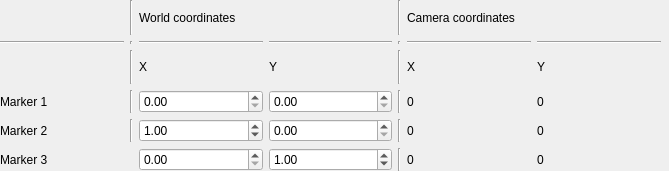
Qt form gui/ui/calibration_coordinates.ui (PML30robot/aips) before a commit.
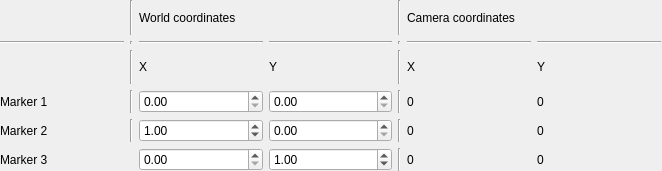
The same form after that commit.

Patch:
```diff
--- a/gui/ui/calibration_coordinates.ui
+++ b/gui/ui/calibration_coordinates.ui
@@ -6,7 +6,7 @@
    <rect>
     <x>0</x>
     <y>0</y>
-    <width>669</width>
+    <width>662</width>
     <height>171</height>
    </rect>
   </property>
```
Left out of the diff: 49 changed lines with no effect on the pictures.
